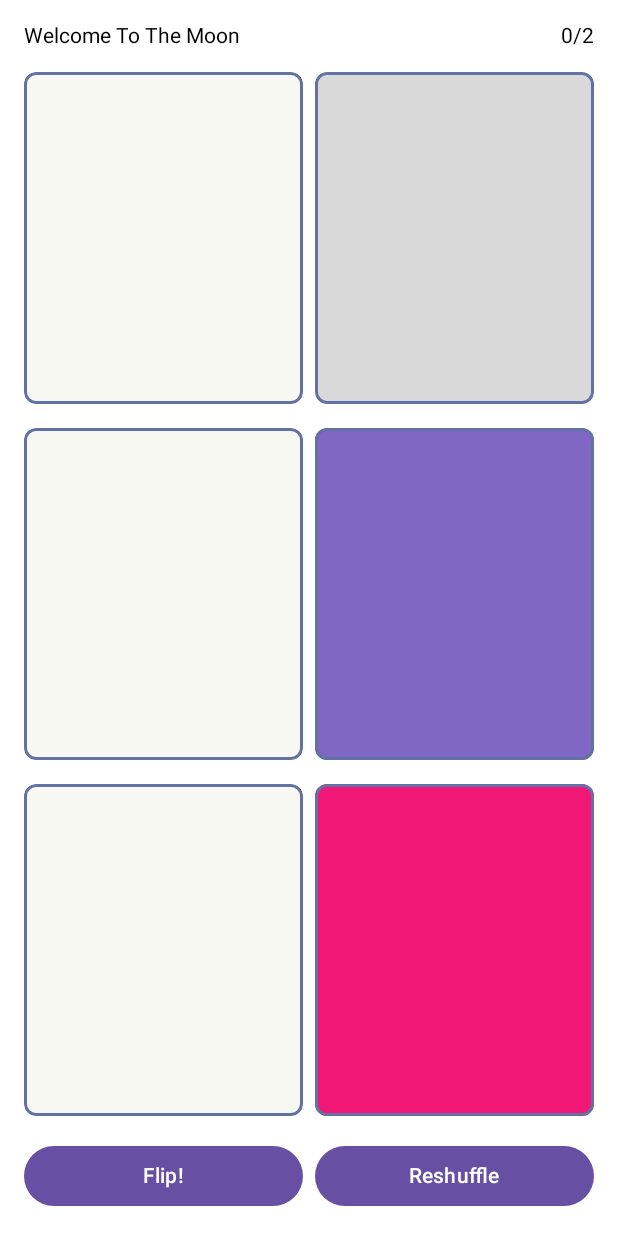
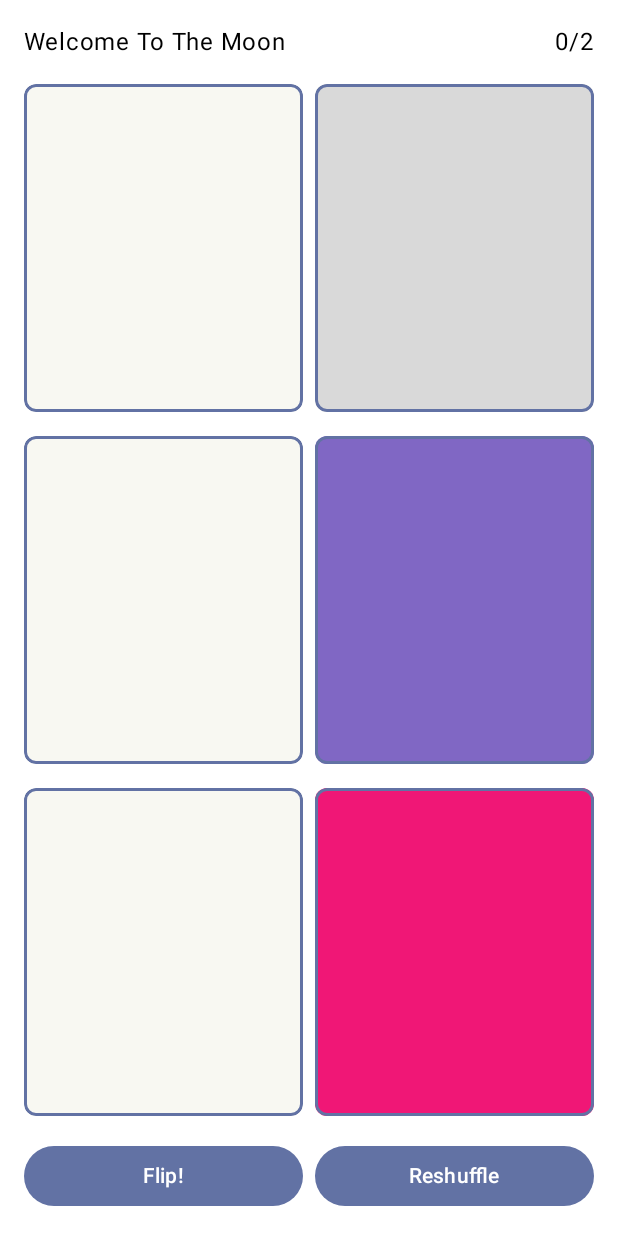
Before and after one commit to KatieBarnett/WelcomeToFlip, an Android app built with Jetpack Compose: the @Preview function GamePreview, on a phone screen of 412 x 824 dp. Run offline under Robolectric (Android 15) with nearby library versions, the phone set to English and light mode, and no system bars; our stand-ins replace Dagger/Hilt's generated code, constraintlayout-compose, livedata-compose.

Commit message:
Updated the theming to use Compose native themes

```diff
--- a/app/src/main/java/dev/katiebarnett/welcometoflip/MainActivity.kt
+++ b/app/src/main/java/dev/katiebarnett/welcometoflip/MainActivity.kt
@@ -14,8 +14,8 @@ import androidx.compose.ui.Modifier
 import androidx.compose.ui.res.stringResource
 import androidx.compose.ui.tooling.preview.Preview
 import androidx.navigation.compose.rememberNavController
-import com.google.android.material.composethemeadapter.MdcTheme
 import dagger.hilt.android.AndroidEntryPoint
+import dev.katiebarnett.welcometoflip.theme.WelcomeToFlipTheme
 
 @AndroidEntryPoint
 class MainActivity : ComponentActivity() {
@@ -30,7 +30,7 @@ class MainActivity : ComponentActivity() {
     @OptIn(ExperimentalMaterial3Api::class)
     @Composable
     fun WelcomeToFlipApp() {
-        MdcTheme {
+        WelcomeToFlipTheme {
             val navController = rememberNavController()
             Scaffold(
                 topBar = {
--- /dev/null
+++ b/app/src/main/java/dev/katiebarnett/welcometoflip/components/Buttons.kt
@@ -0,0 +1,24 @@
+package dev.katiebarnett.welcometoflip.components
+
+import androidx.compose.foundation.layout.RowScope
+import androidx.compose.material3.Button
+import androidx.compose.material3.ButtonDefaults
+import androidx.compose.material3.MaterialTheme
+import androidx.compose.runtime.Composable
+import androidx.compose.ui.Modifier
+
+@Composable
+fun ThemedButton(
+    onClick: () -> Unit,
+    enabled: Boolean = true,
+    modifier: Modifier = Modifier,
+    content: @Composable RowScope.() -> Unit
+) {
+    Button(
+        colors = ButtonDefaults.buttonColors(containerColor = MaterialTheme.colorScheme.primary),
+        onClick = onClick,
+        modifier = modifier,
+        enabled= enabled,
+        content = content
+    )
+}
--- a/app/src/main/java/dev/katiebarnett/welcometoflip/components/Cards.kt
+++ b/app/src/main/java/dev/katiebarnett/welcometoflip/components/Cards.kt
@@ -8,6 +8,7 @@ import androidx.compose.foundation.layout.fillMaxSize
 import androidx.compose.foundation.layout.height
 import androidx.compose.foundation.layout.size
 import androidx.compose.foundation.shape.RoundedCornerShape
+import androidx.compose.material3.MaterialTheme
 import androidx.compose.material3.Surface
 import androidx.compose.material3.Text
 import androidx.compose.runtime.Composable
@@ -29,6 +30,7 @@ import dev.katiebarnett.welcometoflip.data.Action
 import dev.katiebarnett.welcometoflip.data.Astronaut
 import dev.katiebarnett.welcometoflip.data.CardFace
 import dev.katiebarnett.welcometoflip.data.Number12
+import dev.katiebarnett.welcometoflip.theme.Dimen
 
 @Composable
 fun CardFace(cardFace: CardFace, peek: Action? = null, modifier: Modifier = Modifier) {
@@ -38,16 +40,15 @@ fun CardFace(cardFace: CardFace, peek: Action? = null, modifier: Modifier = Modi
         val (peekTop, peekBottom, image, background) = createRefs()
 
         // TODO fix alt text
-        val peekMargin = dimensionResource(id = R.dimen.spacing)
 
         Surface(
-            color = colorResource(id = cardFace.backgroundRes),
+            color = cardFace.backgroundColor ?: MaterialTheme.colorScheme.surface,
             modifier = Modifier
-            .clip(RoundedCornerShape(dimensionResource(id = R.dimen.card_radius)))
+                .clip(RoundedCornerShape(Dimen.Card.radius))
                 .border(
-                width = dimensionResource(id = R.dimen.card_border),
-                color = colorResource(id = R.color.card_border),
-                shape = RoundedCornerShape(dimensionResource(id = R.dimen.card_radius))
+                    width = Dimen.Card.border,
+                    color = MaterialTheme.colorScheme.outline,
+                    shape = RoundedCornerShape(Dimen.Card.radius)
                 )
                 .constrainAs(background) {
                     top.linkTo(parent.top)
@@ -58,17 +59,17 @@ fun CardFace(cardFace: CardFace, peek: Action? = null, modifier: Modifier = Modi
                     height = Dimension.fillToConstraints
                 }) {}
 
-        peek?.backgroundRes?.let { peekColor ->
+        peek?.backgroundColor?.let { peekColor ->
             Image(
                 painter = painterResource(R.drawable.peek_triangle),
                 contentDescription = stringResource(id = R.string.action_deck_alt),
-                colorFilter = ColorFilter.tint(colorResource(peekColor)),
+                colorFilter = ColorFilter.tint(peekColor),
                 modifier = Modifier
-                    .size(dimensionResource(id = R.dimen.card_peek_size))
+                    .size(Dimen.Card.peekSize)
                     .rotate(180f)
                     .constrainAs(peekTop) {
-                        top.linkTo(parent.top, margin = peekMargin)
-                        start.linkTo(parent.start, margin = peekMargin)
+                        top.linkTo(parent.top, margin = Dimen.spacing)
+                        start.linkTo(parent.start, margin = Dimen.spacing)
                     }
             )
         }
@@ -83,16 +84,16 @@ fun CardFace(cardFace: CardFace, peek: Action? = null, modifier: Modifier = Modi
                     end.linkTo(background.end)
                 }
         )
-        peek?.backgroundRes?.let { peekColor ->
+        peek?.backgroundColor?.let { peekColor ->
             Image(
                 painter = painterResource(R.drawable.peek_triangle),
                 contentDescription = stringResource(id = R.string.action_deck_alt),
-                colorFilter = ColorFilter.tint(colorResource(peekColor)),
+                colorFilter = ColorFilter.tint(peekColor),
                 modifier = Modifier
-                    .size(dimensionResource(id = R.dimen.card_peek_size))
+                    .size(Dimen.Card.peekSize)
                     .constrainAs(peekBottom) {
-                        bottom.linkTo(parent.bottom, margin = peekMargin)
-                        end.linkTo(parent.end, margin = peekMargin)
+                        bottom.linkTo(parent.bottom, margin = Dimen.spacing)
+                        end.linkTo(parent.end, margin = Dimen.spacing)
                     }
 
             )
@@ -105,8 +106,8 @@ fun CardPlaceholder(modifier: Modifier = Modifier) {
     Box(
         modifier = modifier
             .fillMaxSize()
-            .clip(RoundedCornerShape(dimensionResource(id = R.dimen.card_radius)))
-            .background(colorResource(id = R.color.card_background)),
+            .clip(RoundedCornerShape(Dimen.Card.radius))
+            .background(MaterialTheme.colorScheme.surface),
         contentAlignment = Alignment.Center
     ) {
         Text(text = stringResource(id = R.string.empty))
--- a/app/src/main/java/dev/katiebarnett/welcometoflip/components/Stack.kt
+++ b/app/src/main/java/dev/katiebarnett/welcometoflip/components/Stack.kt
@@ -20,6 +20,7 @@ import dev.katiebarnett.welcometoflip.R
 import dev.katiebarnett.welcometoflip.StackViewModel
 import dev.katiebarnett.welcometoflip.data.*
 import dev.katiebarnett.welcometoflip.models.Card
+import dev.katiebarnett.welcometoflip.theme.Dimen
 
 @Composable
 fun Stack(stack: List<Card>,
@@ -74,7 +75,7 @@ fun StackLayout(
     modifier: Modifier = Modifier
 ) {
     val cardSpacing = with(LocalDensity.current) {
-        dimensionResource(id = R.dimen.card_spacing).toPx()
+        Dimen.Card.spacing.toPx()
     }
 
     var offset by remember(transitionTrigger) { mutableStateOf(0f) }
@@ -95,7 +96,7 @@ fun StackLayout(
 
     Layout(
         modifier = modifier
-            .padding(dimensionResource(id = R.dimen.spacing))
+            .padding(Dimen.spacing)
             .fillMaxSize()   ,
         content = {
             Box(modifier = Modifier
--- a/app/src/main/java/dev/katiebarnett/welcometoflip/data/DeckConstants.kt
+++ b/app/src/main/java/dev/katiebarnett/welcometoflip/data/DeckConstants.kt
@@ -1,10 +1,12 @@
 package dev.katiebarnett.welcometoflip.data
 
-import androidx.annotation.ColorRes
 import androidx.annotation.DrawableRes
 import androidx.annotation.StringRes
+import androidx.compose.material3.MaterialTheme
+import androidx.compose.ui.graphics.Color
 import dev.katiebarnett.welcometoflip.R
 import dev.katiebarnett.welcometoflip.models.Card
+import dev.katiebarnett.welcometoflip.theme.*
 
 
 sealed class GameType(
@@ -21,20 +23,20 @@ object WelcomeToTheMoon: GameType(
 
 sealed class CardFace(
     @DrawableRes open val drawableRes: Int,
-    @ColorRes open val backgroundRes: Int,
+    open val backgroundColor: Color?,
 )
 
-sealed class Action(drawableRes: Int, backgroundRes: Int): CardFace(drawableRes, backgroundRes)
+sealed class Action(drawableRes: Int, backgroundColor: Color): CardFace(drawableRes, backgroundColor)
 
-object Plant: Action(R.drawable.noun_plant_4982354, R.color.action_plant)
-object Water: Action(R.drawable.noun_water_drop_1506321, R.color.action_water)
-object Lightning: Action(R.drawable.noun_thunder_4978759, R.color.action_lightning)
-object Robot: Action(R.drawable.noun_robot_4971447, R.color.action_robot)
-object Astronaut: Action(R.drawable.noun_astronaut_2801977, R.color.action_astronaut)
-object X: Action(R.drawable.noun_remove_schedule_4359088, R.color.action_x)
+object Plant: Action(R.drawable.noun_plant_4982354, ActionPlant)
+object Water: Action(R.drawable.noun_water_drop_1506321, ActionWater)
+object Lightning: Action(R.drawable.noun_thunder_4978759, ActionLightning)
+object Robot: Action(R.drawable.noun_robot_4971447, ActionRobot)
+object Astronaut: Action(R.drawable.noun_astronaut_2801977, ActionAstronaut)
+object X: Action(R.drawable.noun_remove_schedule_4359088, ActionX)
 
 
-sealed class Number(drawableRes: Int): CardFace(drawableRes, R.color.card_background)
+sealed class Number(drawableRes: Int): CardFace(drawableRes, null)
 
 object Number1: Number(R.drawable.number_1)
 object Number2: Number(R.drawable.number_2)
--- a/app/src/main/java/dev/katiebarnett/welcometoflip/screens/GameScreen.kt
+++ b/app/src/main/java/dev/katiebarnett/welcometoflip/screens/GameScreen.kt
@@ -2,26 +2,24 @@
 
 package dev.katiebarnett.welcometoflip.screens
 
-import android.util.Log
 import androidx.compose.foundation.layout.*
-import androidx.compose.material3.Button
-import androidx.compose.material3.ExperimentalMaterial3Api
-import androidx.compose.material3.Text
+import androidx.compose.material3.*
 import androidx.compose.runtime.*
 import androidx.compose.runtime.getValue
 import androidx.compose.runtime.livedata.observeAsState
 import androidx.compose.runtime.saveable.rememberSaveable
-import androidx.compose.runtime.setValue
 import androidx.compose.ui.Modifier
 import androidx.compose.ui.res.dimensionResource
 import androidx.compose.ui.res.stringResource
 import androidx.compose.ui.tooling.preview.Preview
-import com.google.android.material.composethemeadapter.MdcTheme
 import dev.katiebarnett.welcometoflip.GameViewModel
 import dev.katiebarnett.welcometoflip.R
 import dev.katiebarnett.welcometoflip.components.Stack
+import dev.katiebarnett.welcometoflip.components.ThemedButton
 import dev.katiebarnett.welcometoflip.data.*
 import dev.katiebarnett.welcometoflip.models.Card
+import dev.katiebarnett.welcometoflip.theme.Dimen
+import dev.katiebarnett.welcometoflip.theme.WelcomeToFlipTheme
 import dev.katiebarnett.welcometoflip.util.getStackSize
 
 @Composable
@@ -61,12 +59,12 @@ fun Game(position: Int,
     Column(
         modifier
             .fillMaxSize()
-            .padding(dimensionResource(id = R.dimen.spacing))
+            .padding(Dimen.spacing)
     ) {
         Row(modifier = modifier
-            .padding(dimensionResource(id = R.dimen.spacing))
+            .padding(Dimen.spacing)
             .fillMaxWidth(),
-            horizontalArrangement = Arrangement.spacedBy(dimensionResource(id = R.dimen.spacing))) {
+            horizontalArrangement = Arrangement.spacedBy(Dimen.spacing)) {
             Text(stringResource(id = gameType.displayName), modifier = modifier.weight(1f))
             Text(stringResource(id = R.string.deck_position, position, stacks.getStackSize() ?: 0))
         }
@@ -74,15 +72,15 @@ fun Game(position: Int,
             Stack(stack, position, modifier.weight(1f))
         }
         Row( modifier = modifier
-            .padding(dimensionResource(id = R.dimen.spacing))
+            .padding(Dimen.spacing)
             .fillMaxWidth(),
-            horizontalArrangement = Arrangement.spacedBy(dimensionResource(id = R.dimen.button_spacing))) {
-            Button(onClick = {
+            horizontalArrangement = Arrangement.spacedBy(Dimen.Button.spacing)) {
+            ThemedButton(onClick = {
                 advancePosition.invoke()
             }, enabled = advancePositionEnabled, modifier = modifier.weight(1f)) {
                 Text(stringResource(id = R.string.flip_button))
             }
-            Button(onClick = {
+            ThemedButton(onClick = {
                 reshuffle.invoke()
             }, modifier = modifier.weight(1f)) {
                 Text(stringResource(id = R.string.reshuffle_button))
@@ -111,7 +109,7 @@ fun GamePreview() {
         )
     )
 
-    MdcTheme {
+    WelcomeToFlipTheme {
         Game(0, WelcomeToTheMoon, stacks, {}, true, {}, Modifier)
     }
 }
--- /dev/null
+++ b/app/src/main/java/dev/katiebarnett/welcometoflip/theme/Color.kt
@@ -0,0 +1,23 @@
+package dev.katiebarnett.welcometoflip.theme
+
+import androidx.compose.ui.graphics.Color
+
+// Palette
+val White = Color(0xFFFFFFFF)
+val Black = Color(0xFF000000)
+val PurpleDark = Color(0xff6272A4)
+val GreyLight = Color(0xffF8F8F2)
+val Green = Color(0xff7AC828)
+val Grey = Color(0xffD9D9D9)
+val Purple = Color(0xff8067C4)
+val Blue = Color(0xff51C3FC)
+val Orange = Color(0xffFABE04)
+val Pink = Color(0xffF01776)
+
+// Semantic colours
+val ActionPlant = Green
+val ActionRobot = Grey
+val ActionLightning = Purple
+val ActionWater = Blue
+val ActionAstronaut = Orange
+val ActionX = Pink
--- /dev/null
+++ b/app/src/main/java/dev/katiebarnett/welcometoflip/theme/Dimen.kt
@@ -0,0 +1,21 @@
+package dev.katiebarnett.welcometoflip.theme
+
+import androidx.compose.ui.unit.dp
+
+object Dimen {
+
+    val spacing = 8.dp
+
+
+    object Button {
+        val padding = 12.dp
+        val spacing = 8.dp
+    }
+
+    object Card {
+        val radius = 8.dp
+        val border = 2.dp
+        val spacing = 8.dp
+        val peekSize = 50.dp
+    }
+}
--- /dev/null
+++ b/app/src/main/java/dev/katiebarnett/welcometoflip/theme/Theme.kt
@@ -0,0 +1,67 @@
+package dev.katiebarnett.welcometoflip.theme
+
+import android.app.Activity
+import android.os.Build
+import androidx.compose.foundation.isSystemInDarkTheme
+import androidx.compose.material3.*
+import androidx.compose.runtime.Composable
+import androidx.compose.runtime.SideEffect
+import androidx.compose.ui.graphics.toArgb
+import androidx.compose.ui.platform.LocalContext
+import androidx.compose.ui.platform.LocalView
+import androidx.core.view.ViewCompat
+
+// TODO: Night mode
+private val DarkColorScheme = darkColorScheme(
+    primary = PurpleDark,
+    secondary = Black,
+    background = White,
+    surface = GreyLight,
+    onPrimary = White,
+    onSecondary = White,
+    onBackground = Black,
+    onSurface = Black,
+    outline = PurpleDark
+)
+
+private val LightColorScheme = lightColorScheme(
+    primary = PurpleDark,
+    secondary = Black,
+    background = White,
+    surface = GreyLight,
+    onPrimary = White,
+    onSecondary = White,
+    onBackground = Black,
+    onSurface = Black,
+    outline = PurpleDark
+)
+
+@Composable
+fun WelcomeToFlipTheme(
+        darkTheme: Boolean = isSystemInDarkTheme(),
+        // Dynamic color is available on Android 12+
+        dynamicColor: Boolean = false,
+        content: @Composable () -> Unit
+) {
+    val colorScheme = when {
+        dynamicColor && Build.VERSION.SDK_INT >= Build.VERSION_CODES.S -> {
+            val context = LocalContext.current
+            if (darkTheme) dynamicDarkColorScheme(context) else dynamicLightColorScheme(context)
+        }
+        darkTheme -> DarkColorScheme
+        else -> LightColorScheme
+    }
+    val view = LocalView.current
+    if (!view.isInEditMode) {
+        SideEffect {
+            (view.context as Activity).window.statusBarColor = colorScheme.primary.toArgb()
+            ViewCompat.getWindowInsetsController(view)?.isAppearanceLightStatusBars = darkTheme
+        }
+    }
+
+    MaterialTheme(
+        colorScheme = colorScheme,
+        typography = Typography,
+        content = content
+    )
+}
--- /dev/null
+++ b/app/src/main/java/dev/katiebarnett/welcometoflip/theme/Type.kt
@@ -0,0 +1,34 @@
+package dev.katiebarnett.welcometoflip.theme
+
+import androidx.compose.material3.Typography
+import androidx.compose.ui.text.TextStyle
+import androidx.compose.ui.text.font.FontFamily
+import androidx.compose.ui.text.font.FontWeight
+import androidx.compose.ui.unit.sp
+
+// Set of Material typography styles to start with
+val Typography = Typography(
+        bodyLarge = TextStyle(
+                fontFamily = FontFamily.Default,
+                fontWeight = FontWeight.Normal,
+                fontSize = 16.sp,
+                lineHeight = 24.sp,
+                letterSpacing = 0.5.sp
+        )
+        /* Other default text styles to override
+    titleLarge = TextStyle(
+        fontFamily = FontFamily.Default,
+        fontWeight = FontWeight.Normal,
+        fontSize = 22.sp,
+        lineHeight = 28.sp,
+        letterSpacing = 0.sp
+    ),
+    labelSmall = TextStyle(
+        fontFamily = FontFamily.Default,
+        fontWeight = FontWeight.Medium,
+        fontSize = 11.sp,
+        lineHeight = 16.sp,
+        letterSpacing = 0.5.sp
+    )
+    */
+)
--- a/app/src/main/res/values/colors.xml
+++ /dev/null
@@ -1,38 +0,0 @@
-<?xml version="1.0" encoding="utf-8"?>
-<resources>
-
-    <color name="background">@color/white</color>
-
-    <color name="primary">@color/purple_dark</color>
-
-
-    <color name="card_background">@color/grey_light</color>
-    <color name="card_border">@color/purple_dark</color>
-
-    <color name="button_background">@color/primary</color>
-    <color name="button_border">@color/black</color>
-
-    <color name="action_plant">@color/green</color>
-    <color name="action_robot">@color/grey</color>
-    <color name="action_lightning">@color/purple</color>
-    <color name="action_water">@color/blue</color>
-    <color name="action_astronaut">@color/orange</color>
-    <color name="action_x">@color/pink</color>
-
-
-    <!-- Palette -->
-
-    <color name="white">#FFFFFFFF</color>
-    <color name="black">#FF000000</color>
-
-    <color name="purple_dark">#6272A4</color>
-    <color name="grey_light">#ffF8F8F2</color>
-
-    <color name="green">#ff7AC828</color>
-    <color name="grey">#ffD9D9D9</color>
-    <color name="purple">#ff8067C4</color>
-    <color name="blue">#ff51C3FC</color>
-    <color name="orange">#ffFABE04</color>
-    <color name="pink">#ffF01776</color>
-
-</resources>
--- a/app/src/main/res/values/dimens.xml
+++ /dev/null
@@ -1,21 +0,0 @@
-<?xml version="1.0" encoding="utf-8"?>
-<resources>
-
-    <dimen name="spacing">8dp</dimen>
-
-
-    <dimen name="button_padding">12dp</dimen>
-    <dimen name="button_spacing">8dp</dimen>
-
-
-    <dimen name="card_radius">8dp</dimen>
-    <dimen name="card_padding">16dp</dimen>
-    <dimen name="card_border">2dp</dimen>
-    <dimen name="card_spacing">8dp</dimen>
-    <dimen name="card_peek_size">50dp</dimen>
-
-
-
-
-
-</resources>
--- a/app/src/main/res/values/themes.xml
+++ b/app/src/main/res/values/themes.xml
@@ -1,9 +1,6 @@
+<?xml version="1.0" encoding="utf-8"?>
 <resources>
-    <!-- Base application theme. -->
-    <style name="Theme.WelcomeToFlip" parent="Theme.MaterialComponents.DayNight.DarkActionBar">
-        <item name="colorPrimary">@color/primary</item>
-        <item name="colorOnPrimary">@color/white</item>
-        <item name="background">@color/background</item>=
-        <item name="android:statusBarColor" >?attr/colorPrimary</item>
-    </style>
+
+    <style name="Theme.WelcomeToFlip" parent="Theme.Material3.DayNight" />
+
 </resources>
--- a/constants.gradle
+++ b/constants.gradle
@@ -11,7 +11,6 @@ ext {
     compose_constraint_layout_version = '1.0.0'
     compose_compiler_version = '1.2.0'
     compose_material_version = '1.0.0-alpha14'
-    compose_material_theme_adapter_version = '1.1.14'
     compose_navigation_version = '2.5.0'
     compose_viewmodel_version = '2.5.0'
     core_ktx_version = '1.8.0'
--- a/dependencies.gradle
+++ b/dependencies.gradle
@@ -32,8 +32,6 @@ ext {
             // Integration with ViewModels
             "androidx.lifecycle:lifecycle-viewmodel-compose:$compose_viewmodel_version",
             "androidx.compose.runtime:runtime-livedata:$compose_version",
-            // When using a MDC theme
-            "com.google.android.material:compose-theme-adapter:$compose_material_theme_adapter_version",
             // Navigation
             "androidx.navigation:navigation-compose:$compose_navigation_version",
             "androidx.hilt:hilt-navigation-compose:$hilt_androidx_version",
```
Also changed, not shown: app/src/main/java/dev/katiebarnett/welcometoflip/screens/ChooseGameScreen.kt (+9 -13 lines), app/src/main/res/values-night/themes.xml (deleted, +0 -16 lines), app/src/main/res/values/integers.xml (deleted, +0 -7 lines). Lines whose indentation alone changed are shown as unchanged.
